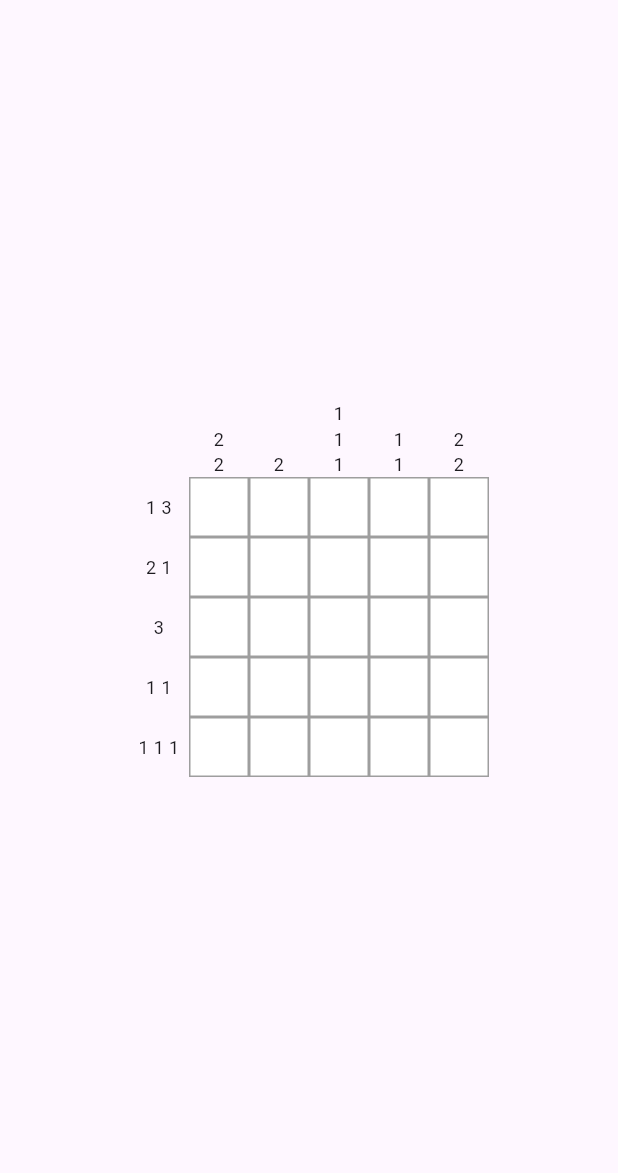
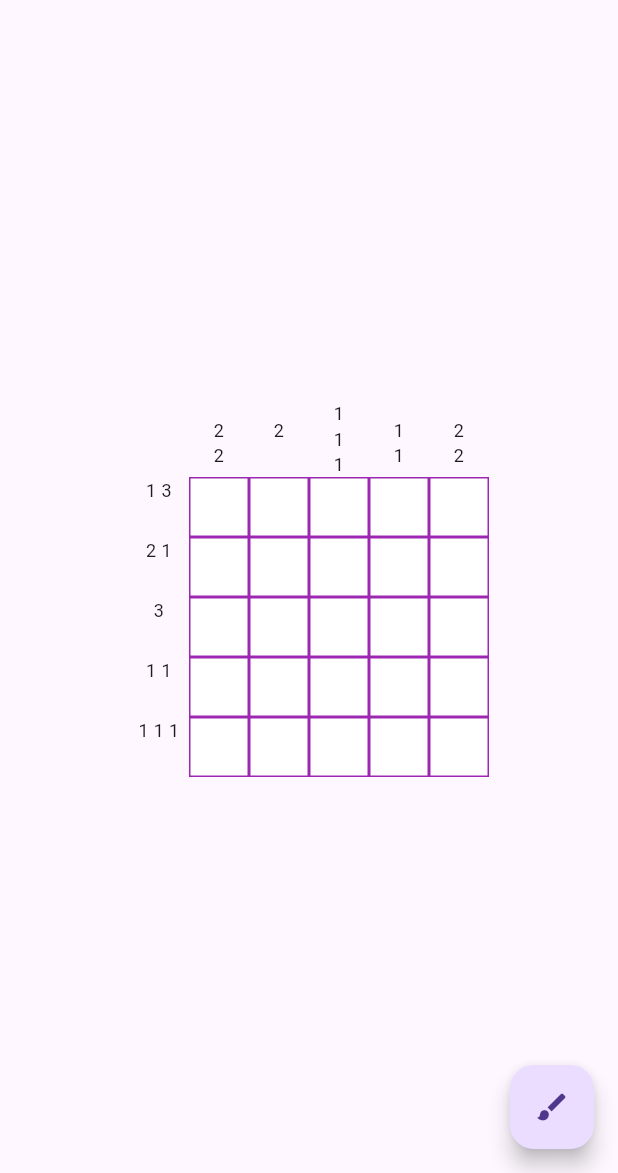
Before and after one commit to CristhianLeonMolina/picross-app, a Flutter app: the screen it shows after launch, on a phone screen of 412 x 824 dp, the part 63-1236 px from its top. Run offline on Flutter 3.47's test engine with Material 3 defaults, Android fonts, the phone set to English and light mode, and no system bars.

Commit message:
tablero funcional con pistas y se puede rellenar, no se puede marcar, no se pierde

```diff
--- a/picross_app/lib/main.dart
+++ b/picross_app/lib/main.dart
@@ -1,9 +1,8 @@
 import 'package:flutter/material.dart';
 import 'package:provider/provider.dart';
-import 'data/solution.dart';
 import 'models/game_state.dart';
 import 'screens/game_screen.dart';
-import 'widgets/picross_grid.dart';
+import 'utils/solution.dart';
 
 void main() {
   runApp(
@@ -21,6 +20,9 @@
   Widget build(BuildContext context) {
     return MaterialApp(
       title: 'Picross',
+      theme: ThemeData(
+        primarySwatch: Colors.blue,
+      ),
       home: const GameScreen(),
     );
   }
--- a/picross_app/lib/models/cell_state.dart
+++ b/picross_app/lib/models/cell_state.dart
@@ -1,5 +1,5 @@
 enum CellState {
   empty,   // 🔲
   filled,  // ⬛
-  crossed, // ❌
+  marked, // ❌
 }
--- a/picross_app/lib/models/game_state.dart
+++ b/picross_app/lib/models/game_state.dart
@@ -1,23 +1,35 @@
-import 'package:flutter/material.dart';
+import 'package:flutter/foundation.dart';
 
 enum CellState { empty, filled, marked }
 
+enum InteractionMode { fill, mark }
+
 class GameState extends ChangeNotifier {
-  final List<List<CellState>> board;
+  final List<List<CellState>> _cellStates;
+  InteractionMode _mode = InteractionMode.fill;
 
   GameState(int size)
-      : board = List.generate(size, (_) => List.filled(size, CellState.empty));
+      : _cellStates = List.generate(
+            size, (_) => List.generate(size, (_) => CellState.empty));
+
+  CellState getCellState(int row, int col) => _cellStates[row][col];
+
+  InteractionMode get mode => _mode;
 
   void toggleCell(int row, int col) {
-    if (board[row][col] == CellState.empty) {
-      board[row][col] = CellState.filled;
-    } else if (board[row][col] == CellState.filled) {
-      board[row][col] = CellState.marked;
+    if (_mode == InteractionMode.fill) {
+      _cellStates[row][col] =
+          _cellStates[row][col] == CellState.filled ? CellState.empty : CellState.filled;
     } else {
-      board[row][col] = CellState.empty;
+      _cellStates[row][col] =
+          _cellStates[row][col] == CellState.marked ? CellState.empty : CellState.marked;
     }
+    print("Toggled cell ($row, $col) to ${_cellStates[row][col]}"); // 👈 Agregado para consola
+    notifyListeners(); // 👈 Asegúrate de que esto esté
+  }
+
+  void toggleMode() {
+    _mode = _mode == InteractionMode.fill ? InteractionMode.mark : InteractionMode.fill;
     notifyListeners();
   }
-
-  CellState getCellState(int row, int col) => board[row][col];
 }
--- a/picross_app/lib/screens/game_screen.dart
+++ b/picross_app/lib/screens/game_screen.dart
@@ -1,6 +1,8 @@
 import 'package:flutter/material.dart';
+import 'package:provider/provider.dart';
+import '../models/game_state.dart';
 import '../widgets/picross_grid.dart';
-import '../data/solution.dart';
+import '../utils/solution.dart'; // Asegúrate de importar la solución
 
 class GameScreen extends StatelessWidget {
   const GameScreen({super.key});
@@ -10,12 +12,26 @@ class GameScreen extends StatelessWidget {
     return Scaffold(
       appBar: AppBar(title: const Text('Picross')),
       body: Center(
-        child: Column(
-          mainAxisAlignment: MainAxisAlignment.center,
-          children: const [
-            PicrossGrid(solution: defaultSolution),
-          ],
-        ),
+        child: Consumer<GameState>(
+          builder: (context, gameState, _) {
+            return PicrossGrid(
+              solution: defaultSolution,
+              gameState: gameState,
+            );
+          },
+        )
+      ),
+      floatingActionButton: Consumer<GameState>(
+        builder: (context, gameState, _) {
+          return FloatingActionButton(
+            onPressed: () => gameState.toggleMode(),
+            child: Icon(
+              gameState.mode == InteractionMode.fill
+                  ? Icons.brush
+                  : Icons.close,
+            ),
+          );
+        },
       ),
     );
   }
--- a/picross_app/lib/widgets/grid_cell.dart
+++ b/picross_app/lib/widgets/grid_cell.dart
@@ -1,51 +1,46 @@
 import 'package:flutter/material.dart';
-import '../models/cell_state.dart';
+import '../models/game_state.dart';
 
-class GridCell extends StatefulWidget {
-  const GridCell({super.key});
+class GridCell extends StatelessWidget {
+  final int row;
+  final int col;
+  final GameState gameState;
 
-  @override
-  State<GridCell> createState() => _GridCellState();
-}
-
-class _GridCellState extends State<GridCell> {
-  CellState _state = CellState.empty;
-
-  void _toggleState() {
-    setState(() {
-      _state = CellState.values[(_state.index + 1) % CellState.values.length];
-    });
-  }
+  const GridCell({
+    super.key,
+    required this.row,
+    required this.col,
+    required this.gameState,
+  });
 
   @override
   Widget build(BuildContext context) {
+    final state = gameState.getCellState(row, col);
+
     Color color;
-    Widget content = const SizedBox.shrink();
-
-    switch (_state) {
-      case CellState.empty:
-        color = Colors.white;
-        break;
+    switch (state) {
       case CellState.filled:
         color = Colors.black;
         break;
-      case CellState.crossed:
+      case CellState.marked:
+        color = Colors.red;
+        break;
+      default:
         color = Colors.white;
-        content = const Icon(Icons.close, color: Colors.red, size: 20);
-        break;
     }
 
     return GestureDetector(
-      onTap: _toggleState,
+      onTap: () {
+        gameState.toggleCell(row, col);
+      },
       child: Container(
+        width: 40,
         height: 40,
-        width: 40,
+        margin: EdgeInsets.all(0),
         decoration: BoxDecoration(
           color: color,
-          border: Border.all(color: Colors.grey),
+          border: Border.all(color: Colors.purple),
         ),
-        alignment: Alignment.center,
-        child: content,
       ),
     );
   }
--- a/picross_app/lib/widgets/picross_grid.dart
+++ b/picross_app/lib/widgets/picross_grid.dart
@@ -1,16 +1,20 @@
 import 'package:flutter/material.dart';
 import 'grid_cell.dart';
 import '../utils/hints.dart';
+import '../models/game_state.dart';
 
 class PicrossGrid extends StatelessWidget {
   final List<List<int>> solution;
+  final GameState gameState;
 
-  const PicrossGrid({super.key, required this.solution});
+  const PicrossGrid({
+    super.key,
+    required this.solution,
+    required this.gameState,
+  });
 
   @override
   Widget build(BuildContext context) {
-    final rowHints = calculateRowHints(solution);
-    final colHints = calculateColHints(solution);
     final size = solution.length;
 
     return Table(
@@ -18,22 +22,19 @@ class PicrossGrid extends StatelessWidget {
       children: List.generate(size + 1, (row) {
         return TableRow(
           children: List.generate(size + 1, (col) {
-            // Esquina vacía
             if (row == 0 && col == 0) {
               return const SizedBox(width: 40, height: 40);
             }
 
-            // Guía de columnas (pueden salir hacia arriba)
             if (row == 0 && col > 0) {
-              return Container(
-                alignment: Alignment.bottomCenter,
+              return SizedBox(
+                width: 40,
                 height: 40,
-                color: Colors.transparent,
                 child: OverflowBox(
                   maxHeight: 80,
                   alignment: Alignment.bottomCenter,
                   child: Text(
-                    colHints[col - 1].join('\n'),
+                    calculateColHints(solution)[col - 1].join('\n'),
                     textAlign: TextAlign.center,
                     style: const TextStyle(fontSize: 12),
                   ),
@@ -41,26 +42,28 @@ class PicrossGrid extends StatelessWidget {
               );
             }
 
-            // Guía de filas (pueden salir hacia la izquierda)
             if (col == 0 && row > 0) {
-              return Container(
-                alignment: Alignment.center,
+              return SizedBox(
+                width: 40,
                 height: 40,
-                color: Colors.transparent,
                 child: OverflowBox(
                   maxWidth: 100,
-                  alignment: Alignment.center,
+                  alignment: Alignment.centerRight,
                   child: Text(
-                    rowHints[row - 1].join(' '),
-                    textAlign: TextAlign.right,
+                    calculateRowHints(solution)[row - 1].join(' '),
+                    textAlign: TextAlign.center,
                     style: const TextStyle(fontSize: 12),
                   ),
                 ),
               );
             }
 
-            // Celda interactiva
-            return const GridCell();
+            // ✅ Aquí pasamos el gameState
+            return GridCell(
+              row: row - 1,
+              col: col - 1,
+              gameState: gameState,
+            );
           }),
         );
       }),
```
Also changed, not shown: picross_app/lib/utils/solution.dart (renamed from picross_app/lib/data/solution.dart).
